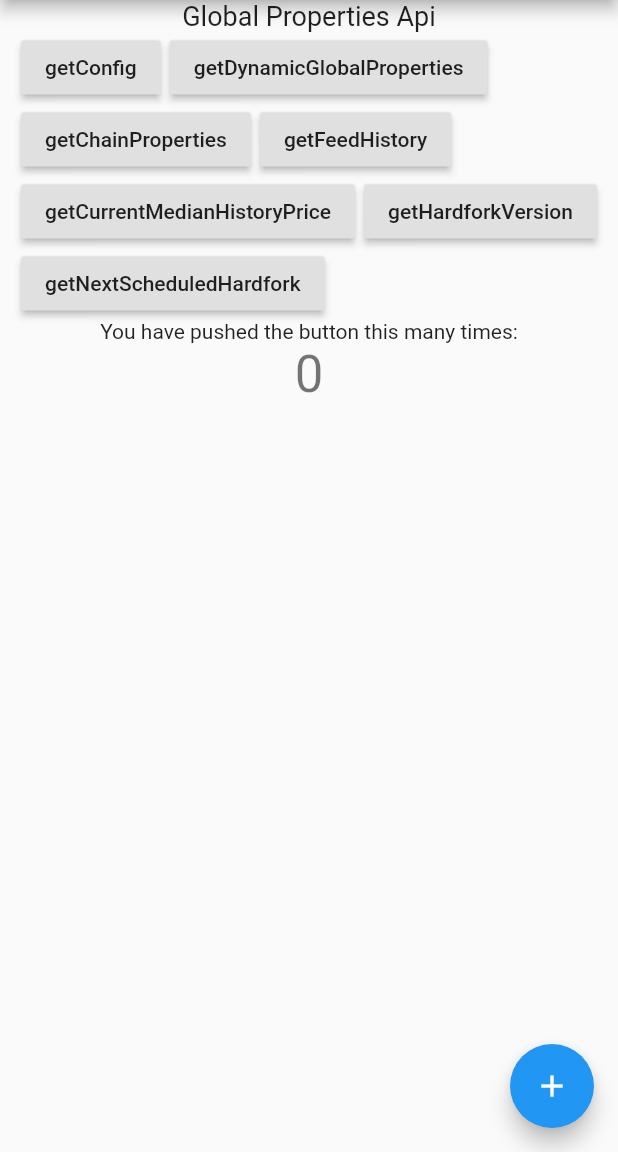
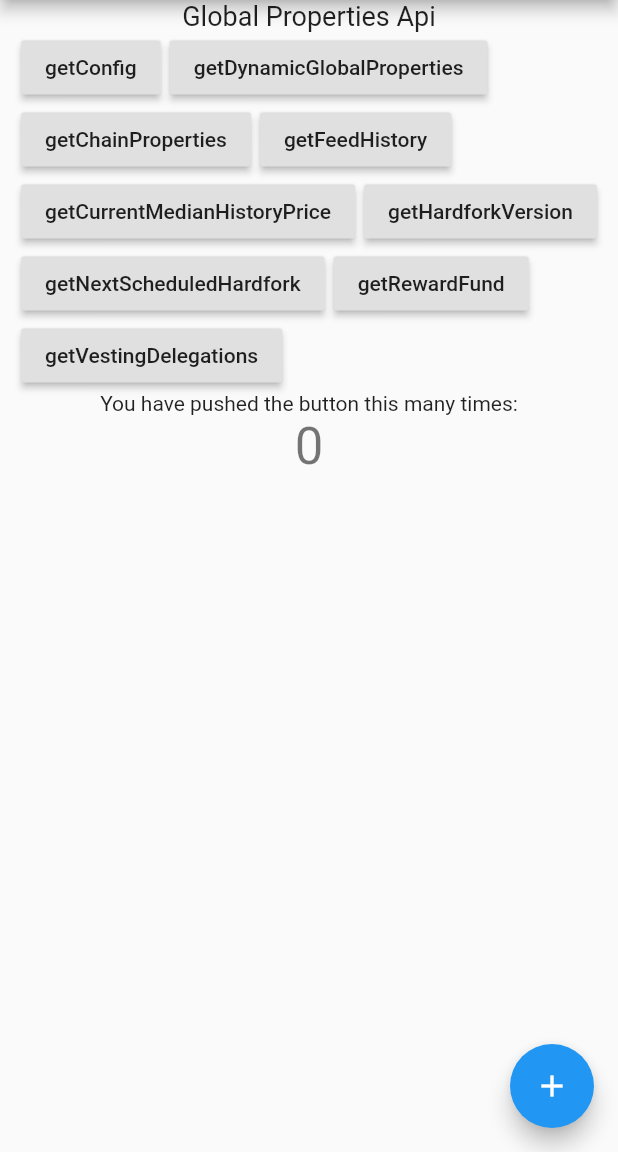
Before and after one commit to dapplr/flutter_hive, a Flutter app: the screen it shows after launch, on a phone screen of 412 x 824 dp, the part 84-1236 px from its top. Run offline on Flutter 3.47's test engine with Material 2 defaults, Android fonts, the phone set to English and light mode, and no system bars; our stand-ins replace dio; network calls fail.

Commit message:
getVestingDelegations, getRewardFund examples added.

```diff
--- a/example/lib/GlobalProperties.dart
+++ b/example/lib/GlobalProperties.dart
@@ -71,6 +71,24 @@ class _GlobalPropertiesState extends State<GlobalProperties> {
     return null;
   }
 
+  dynamic getRewardFund() async {
+    var res = await hive.api.getRewardFund(name: "post");
+    print(res);
+    if (res["status"] == "ok") {
+      return res["data"];
+    }
+    return null;
+  }
+
+  dynamic getVestingDelegations() async {
+    var res = await hive.api.getVestingDelegations(account: "dapplr", from: "funnyman", limit: 1);
+    print(res);
+    if (res["status"] == "ok") {
+      return res["data"];
+    }
+    return null;
+  }
+
   @override
   void initState() {
     super.initState();
@@ -129,6 +147,18 @@ class _GlobalPropertiesState extends State<GlobalProperties> {
               },
               child: Text('getNextScheduledHardfork'),
             ),
+            RaisedButton(
+              onPressed: () {
+                getRewardFund();
+              },
+              child: Text('getRewardFund'),
+            ),
+            RaisedButton(
+              onPressed: () {
+                getVestingDelegations();
+              },
+              child: Text('getVestingDelegations'),
+            ),
           ],
         ),
       ],
```
